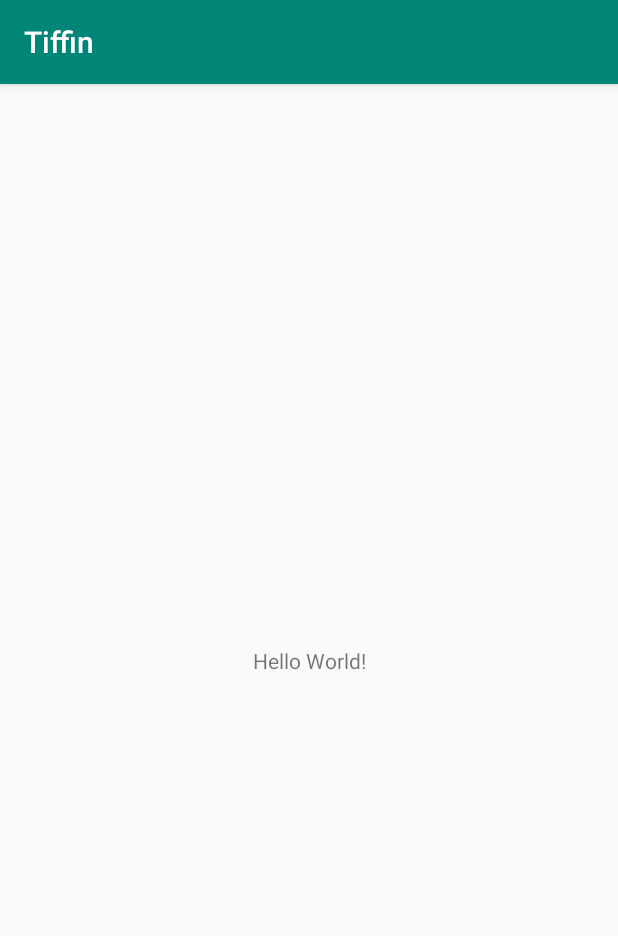
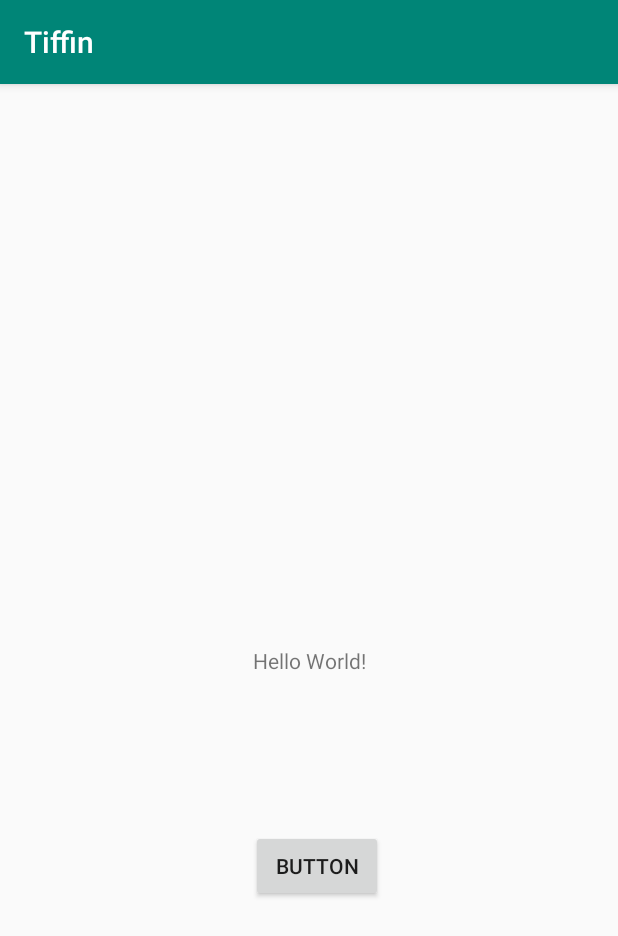
Before and after one commit to Kamran-Manzoor/Tiffin, an Android app: the screen it shows after launch (MainActivity), on a phone screen of 412 x 824 dp. Shown: the top 936 px of the screen. Run offline under Robolectric (Android 15) with nearby library versions, the phone set to English and light mode, and no system bars.

Commit message:
add test button

```diff
--- a/app/src/main/java/com/kamores/tiffin/MainActivity.java
+++ b/app/src/main/java/com/kamores/tiffin/MainActivity.java
@@ -9,5 +9,6 @@ public class MainActivity extends AppCompatActivity {
     protected void onCreate(Bundle savedInstanceState) {
         super.onCreate(savedInstanceState);
         setContentView(R.layout.activity_main);
+
     }
 }
--- a/app/src/main/res/layout/activity_main.xml
+++ b/app/src/main/res/layout/activity_main.xml
@@ -1,5 +1,6 @@
 <?xml version="1.0" encoding="utf-8"?>
-<android.support.constraint.ConstraintLayout xmlns:android="http://schemas.android.com/apk/res/android"
+<android.support.constraint.ConstraintLayout
+    xmlns:android="http://schemas.android.com/apk/res/android"
     xmlns:app="http://schemas.android.com/apk/res-auto"
     xmlns:tools="http://schemas.android.com/tools"
     android:layout_width="match_parent"
@@ -7,6 +8,7 @@
     tools:context=".MainActivity">
 
     <TextView
+        android:id="@+id/textView"
         android:layout_width="wrap_content"
         android:layout_height="wrap_content"
         android:text="Hello World!"
@@ -15,4 +17,19 @@
         app:layout_constraintRight_toRightOf="parent"
         app:layout_constraintTop_toTopOf="parent" />
 
+    <Button
+        android:id="@+id/button"
+        android:layout_width="wrap_content"
+        android:layout_height="wrap_content"
+        android:layout_marginTop="8dp"
+        android:layout_marginBottom="8dp"
+        android:text="Button"
+        app:layout_constraintBottom_toBottomOf="parent"
+        app:layout_constraintEnd_toEndOf="parent"
+        app:layout_constraintHorizontal_bias="0.517"
+        app:layout_constraintStart_toStartOf="parent"
+        app:layout_constraintTop_toTopOf="parent"
+        app:layout_constraintVertical_bias="0.695" />
+
+
 </android.support.constraint.ConstraintLayout>
```
